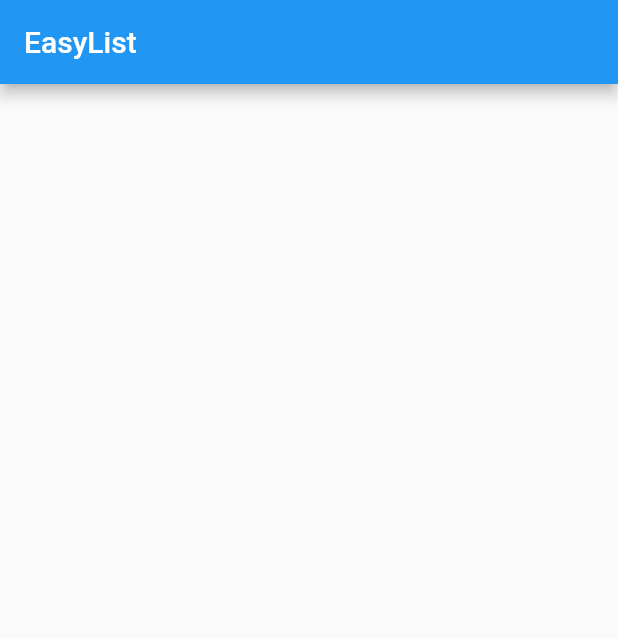
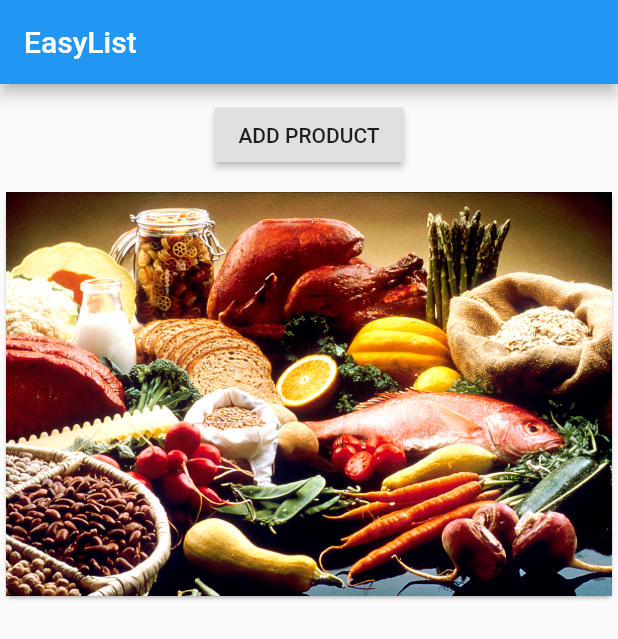
Before and after one commit to vdanylov/flutter-app, a Flutter app: the screen it shows after launch, on a phone screen of 412 x 824 dp. Shown: the top 639 px of the screen. Run offline on Flutter 3.47's test engine with Material 2 defaults, Android fonts, the phone set to English and light mode, and no system bars.

Commit message:
Added image and add button

```diff
--- a/lib/main.dart
+++ b/lib/main.dart
@@ -7,10 +7,26 @@ class MyCoolApp extends StatelessWidget {
   Widget build(BuildContext context) {
     return MaterialApp(
       home: Scaffold(
-        appBar: AppBar(
-          title: Text('EasyList'),
-        ),
-      ),
+          appBar: AppBar(
+            title: Text('EasyList'),
+          ),
+          body: Column(
+            children: <Widget>[
+              Container(
+                margin: EdgeInsets.all(10.0),
+                child: Center(
+                    child: RaisedButton(
+                  onPressed: () {},
+                  child: Text('Add product'.toUpperCase()),
+                )),
+              ),
+              Card(
+                child: Column(children: <Widget>[
+                  Image.asset('assets/food.jpg'),
+                ]),
+              )
+            ],
+          )),
     );
   }
 }
--- a/pubspec.yaml
+++ b/pubspec.yaml
@@ -26,8 +26,8 @@ flutter:
   uses-material-design: true
 
   # To add assets to your application, add an assets section, like this:
-  # assets:
-  #  - images/a_dot_burr.jpeg
+  assets:
+   - assets/food.jpg
   #  - images/a_dot_ham.jpeg
 
   # An image asset can refer to one or more resolution-specific "variants", see
```
Also changed, not shown: assets/food.jpg (added).
